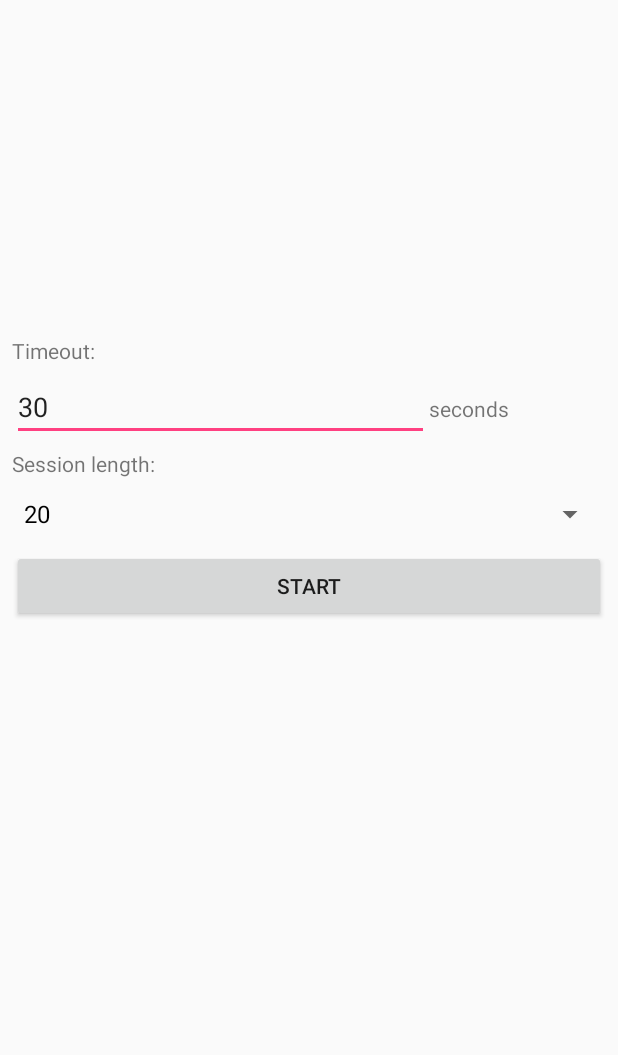
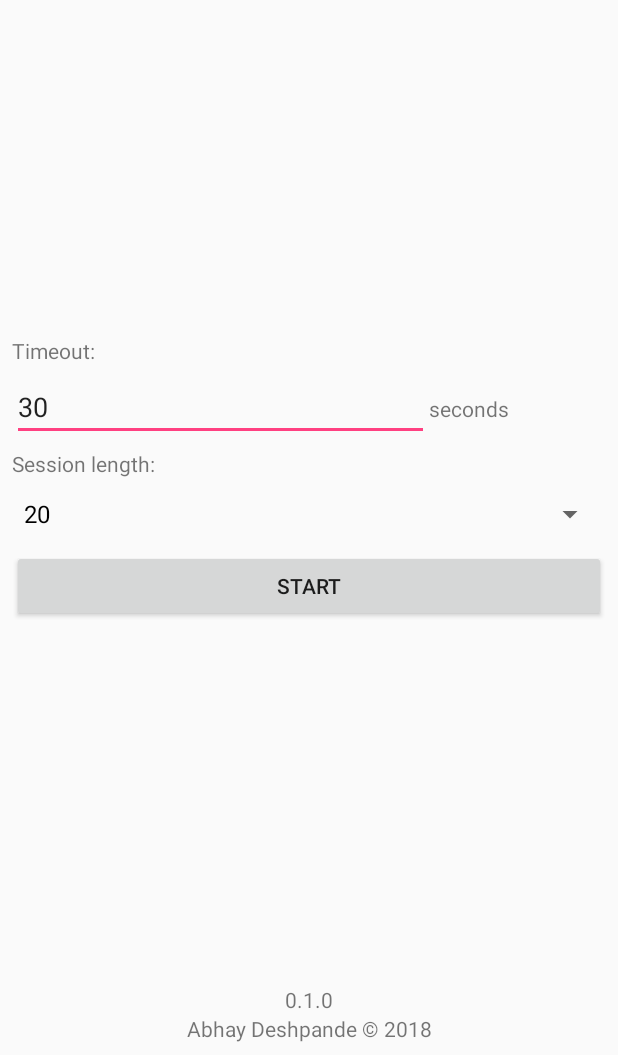
Before and after one commit to abhaybd/devanagari-excercise-app, an Android app: the screen it shows after launch (MainActivity), on a phone screen of 412 x 824 dp, the part 181-1236 px from its top. Run offline under Robolectric (Android 15) with nearby library versions, the phone set to English and light mode, and no system bars.

Commit message:
Updated permissions, fixed error on android < 7.0, added copyright and version number

```diff
--- a/DevanagariApp/app/src/main/AndroidManifest.xml
+++ b/DevanagariApp/app/src/main/AndroidManifest.xml
@@ -1,8 +1,6 @@
 <?xml version="1.0" encoding="utf-8"?>
 <manifest xmlns:android="http://schemas.android.com/apk/res/android"
     package="com.coolioasjulio.devanagariapp">
-
-    <uses-permission android:name="android.permission.INTERNET" />
 
     <application
         android:name="android.support.multidex.MultiDexApplication"
--- a/DevanagariApp/app/src/main/res/layout/activity_main.xml
+++ b/DevanagariApp/app/src/main/res/layout/activity_main.xml
@@ -1,8 +1,7 @@
 <?xml version="1.0" encoding="utf-8"?>
-<android.support.constraint.ConstraintLayout
-    xmlns:android="http://schemas.android.com/apk/res/android"
+<android.support.constraint.ConstraintLayout xmlns:android="http://schemas.android.com/apk/res/android"
+    xmlns:app="http://schemas.android.com/apk/res-auto"
     xmlns:tools="http://schemas.android.com/tools"
-    xmlns:app="http://schemas.android.com/apk/res-auto"
     android:layout_width="match_parent"
     android:layout_height="match_parent"
     tools:context="com.coolioasjulio.devanagariapp.MainActivity">
@@ -15,11 +14,11 @@
         android:layout_marginEnd="8dp"
         android:layout_marginStart="8dp"
         android:layout_marginTop="8dp"
+        android:text="@string/main_activity_title"
         android:textSize="42sp"
         app:layout_constraintEnd_toEndOf="parent"
         app:layout_constraintStart_toStartOf="parent"
-        app:layout_constraintTop_toTopOf="parent"
-        android:text="@string/main_activity_title" />
+        app:layout_constraintTop_toTopOf="parent" />
 
     <LinearLayout
         android:layout_width="match_parent"
@@ -83,4 +82,32 @@
             android:text="@string/main_activity_start" />
     </LinearLayout>
 
+    <LinearLayout
+        android:layout_width="wrap_content"
+        android:layout_height="wrap_content"
+        android:layout_marginBottom="8dp"
+        android:layout_marginEnd="8dp"
+        android:layout_marginStart="8dp"
+        android:orientation="vertical"
+        app:layout_constraintBottom_toBottomOf="parent"
+        app:layout_constraintEnd_toEndOf="parent"
+        app:layout_constraintStart_toStartOf="parent">
+
+        <TextView
+            android:id="@+id/app_version"
+            android:layout_width="match_parent"
+            android:layout_height="wrap_content"
+            android:text="@string/app_version"
+            android:gravity="center"
+            app:layout_constraintBottom_toBottomOf="parent"
+            app:layout_constraintEnd_toEndOf="parent"
+            app:layout_constraintStart_toStartOf="parent" />
+
+        <TextView
+            android:id="@+id/app_copyright"
+            android:layout_width="match_parent"
+            android:layout_height="wrap_content"
+            android:text="@string/app_copyright" />
+    </LinearLayout>
+
 </android.support.constraint.ConstraintLayout>
--- a/DevanagariApp/app/src/main/res/values/strings.xml
+++ b/DevanagariApp/app/src/main/res/values/strings.xml
@@ -1,5 +1,7 @@
 <resources>
     <string name="app_name">Devanagari</string>
+    <string name="app_version">0.1.0</string>
+    <string name="app_copyright">Abhay Deshpande © 2018</string>
 
     <string name="main_activity_title">Devanagari</string>
     <string name="main_activity_start">Start</string>
```
Also changed, not shown: 1 other file.
